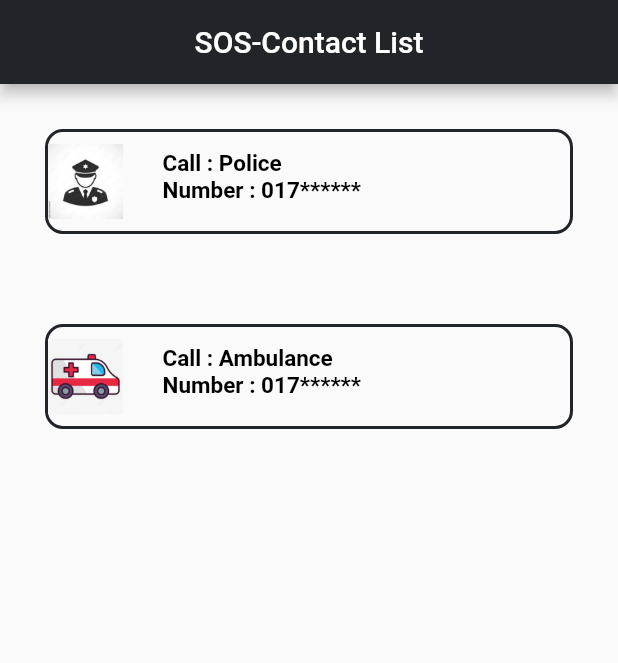
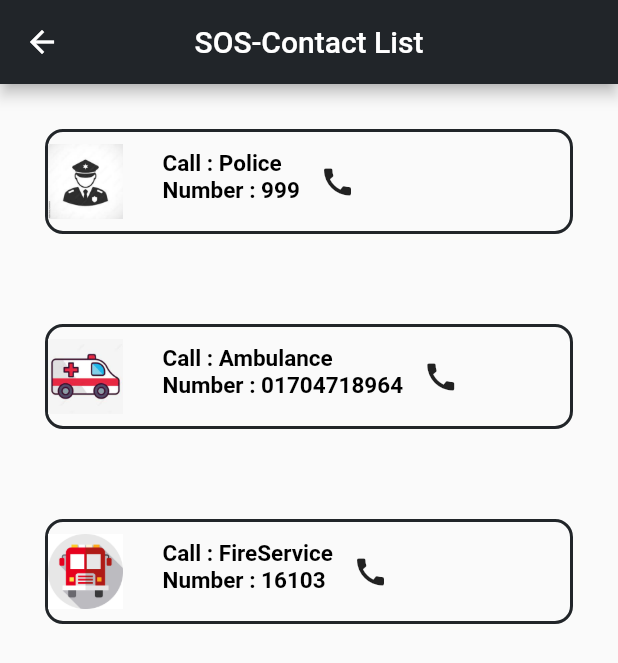
Before and after one commit to shaeakh/FlutterProject_FireBase_Chatapp, a Flutter app: the SOSpage screen opened directly, on a phone screen of 412 x 824 dp. Shown: the top 663 px of the screen. Run offline on Flutter 3.47's test engine with Material 2 defaults, Android fonts, the phone set to English and light mode, and no system bars; our stand-ins replace audioplayers, cloud_firestore, firebase_core, firebase_storage, geolocator, google_maps_flutter and 1 more; missing offline and left inert: flutter_phone_direct_caller; accounts and stored records are empty.

Commit message:
LAST WORKING ( maybe this is the end )

```diff
--- a/lib/main.dart
+++ b/lib/main.dart
@@ -38,12 +38,11 @@
         ),
       ),
       //home: ChatScreen
-      // (),
-      //home: NeonLights(),
-      //home: Forum(),
+      //home: NeonLights(),      //home: NeonLights(),
+      home: Forum(),
       //home:  GglMap(title: 'gglmap',),
       //home: Standby(),
-      home: SOSpage(),
+      //home: SOSpage(),
     );
   }
 }
--- a/lib/screens/SOS.dart
+++ b/lib/screens/SOS.dart
@@ -19,9 +19,9 @@
       body: Scaffold(
         body: Column(
           children: [
-            Contacts('Police','017******'),
-            Contacts('Ambulance','017******'),
-            //Contacts('FireService','017******'),
+            Contacts('Police','999'),
+            Contacts('Ambulance','01704718964'),
+            Contacts('FireService','16103'),
             //Contacts('Help Center','017******'),
             //Contacts('Animal Help','017******'),
             //Contacts('Doctor','017******'),
--- a/lib/widgets/SOS/Contacts.dart
+++ b/lib/widgets/SOS/Contacts.dart
@@ -1,6 +1,7 @@
 import 'package:flutter/material.dart';
 import 'package:flutterproject_firebase_chatapp/widgets/auth/auth_form.dart';
-
+import 'package:url_launcher/url_launcher.dart';
+import 'package:flutter_phone_direct_caller/flutter_phone_direct_caller.dart';
 
 class Contacts extends StatefulWidget {
   final String Name;
@@ -21,9 +22,7 @@
     //print(imagelink);
     final ScreenWeidth = MediaQuery.of(context).size.width;
     final Screenheight = MediaQuery.of(context).size.height;
-    return GestureDetector(
-      onTap: (){},
-      child: Container(
+    return Container(
         decoration: BoxDecoration(
           borderRadius: BorderRadius.circular(12),
           border: Border.all(
@@ -88,11 +87,27 @@
                   ],
                 ),
               ),
+              Container(
+                child:Text( 'a',
+                  style: TextStyle(
+                    color: Colors.transparent,
+                    fontSize: 2, // Adjust this value to change the font size
+                    fontWeight: FontWeight.bold,
+                  ),
+                ),
+              ),
+              Container(
+                child: IconButton(
+                  icon: Icon(Icons.call), // Use the Icons.call icon
+                  onPressed: () async{
+                    await FlutterPhoneDirectCaller.callNumber(PhoneNumber);
+                  },
+                )
+
+              ),
             ],
           ),
         ),
-      ),
-
-    );
+      );
   }
 }
--- a/pubspec.yaml
+++ b/pubspec.yaml
@@ -47,6 +47,7 @@
   geocoding: ^2.1.0
   contacts_service: ^0.6.3
   url_launcher: ^6.1.14
+  flutter_phone_direct_caller: ^2.1.1
 
 dev_dependencies:
   flutter_test:
```
Also changed, not shown: assets/26-1User_34-512.jpg (added), assets/Doctor.jpg, assets/FireService.jpg (added), assets/FireService.png (added), assets/Help Center.jpg (added), assets/download.png (added), pubspec.lock.
